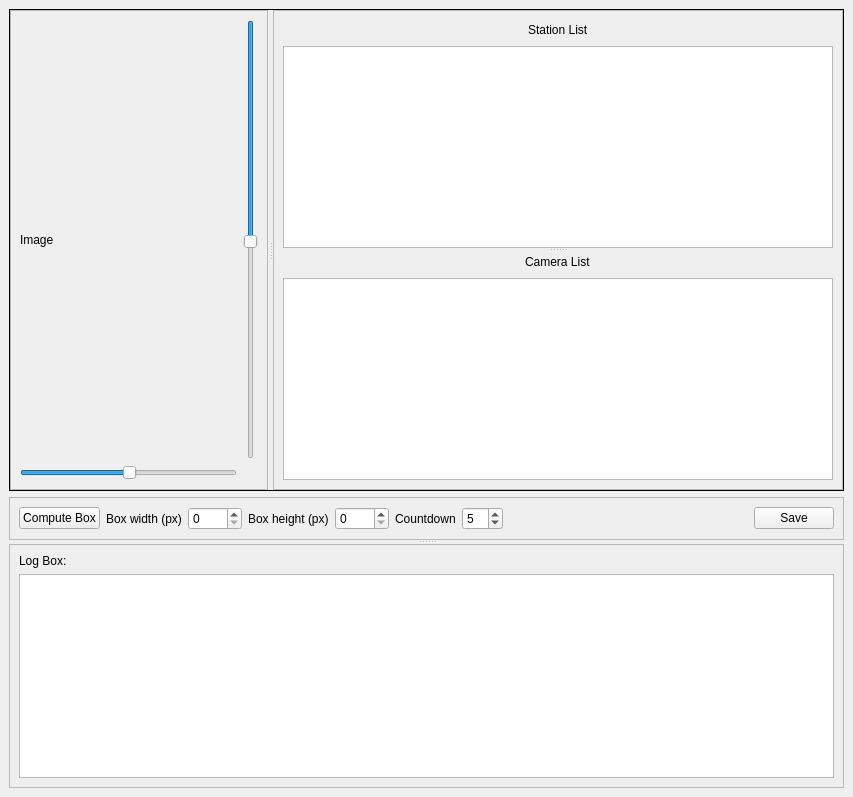
This is test.ui in Basti110/qt-station-calibration as Qt 5 draws it before an edit. The edited form follows.
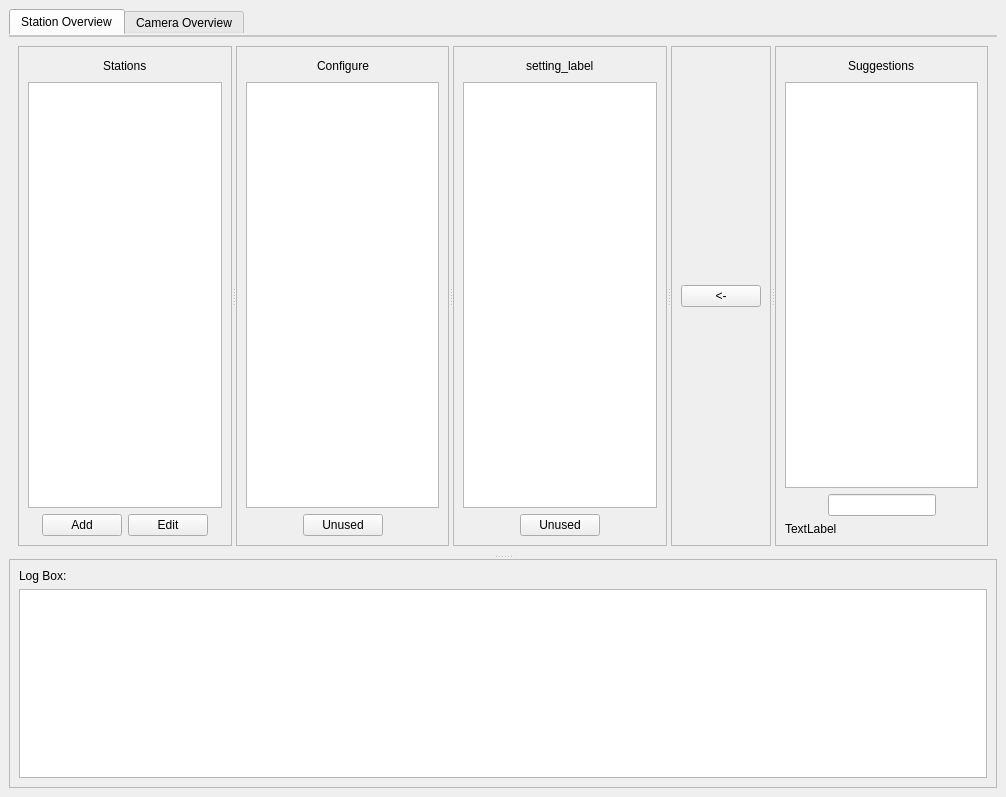
This is the edited form. The open tabs and pages were chosen to show the change.

Commit message: new layout and added data manager

```diff
--- a/test.ui
+++ b/test.ui
@@ -6,7 +6,7 @@
    <rect>
     <x>0</x>
     <y>0</y>
-    <width>853</width>
+    <width>1006</width>
     <height>797</height>
    </rect>
   </property>
@@ -23,7 +23,445 @@
       <property name="orientation">
        <enum>Qt::Vertical</enum>
       </property>
-      <widget class="QWidget" name="layoutWidget">
+      <widget class="QTabWidget" name="tabWidget">
+       <property name="styleSheet">
+        <string notr="true">QTabWidget::pane { /* The tab widget frame */
+    border-top: 2px solid #C2C7CB;
+}
+
+</string>
+       </property>
+       <property name="tabPosition">
+        <enum>QTabWidget::North</enum>
+       </property>
+       <property name="currentIndex">
+        <number>1</number>
+       </property>
+       <widget class="QWidget" name="tab">
+        <attribute name="title">
+         <string>Station Overview</string>
+        </attribute>
+        <layout class="QGridLayout" name="gridLayout_7">
+         <item row="0" column="0">
+          <widget class="QSplitter" name="splitter_4">
+           <property name="orientation">
+            <enum>Qt::Horizontal</enum>
+           </property>
+           <widget class="QFrame" name="frame_5">
+            <property name="frameShape">
+             <enum>QFrame::StyledPanel</enum>
+            </property>
+            <property name="frameShadow">
+             <enum>QFrame::Raised</enum>
+            </property>
+            <layout class="QVBoxLayout" name="verticalLayout_4">
+             <item>
+              <layout class="QHBoxLayout" name="horizontalLayout_6">
+               <item>
+                <spacer name="horizontalSpacer_8">
+                 <property name="orientation">
+                  <enum>Qt::Horizontal</enum>
+                 </property>
+                 <property name="sizeHint" stdset="0">
+                  <size>
+                   <width>40</width>
+                   <height>20</height>
+                  </size>
+                 </property>
+                </spacer>
+               </item>
+               <item>
+                <widget class="QLabel" name="label_7">
+                 <property name="text">
+                  <string>Stations</string>
+                 </property>
+                </widget>
+               </item>
+               <item>
+                <spacer name="horizontalSpacer_7">
+                 <property name="orientation">
+                  <enum>Qt::Horizontal</enum>
+                 </property>
+                 <property name="sizeHint" stdset="0">
+                  <size>
+                   <width>40</width>
+                   <height>20</height>
+                  </size>
+                 </property>
+                </spacer>
+               </item>
+              </layout>
+             </item>
+             <item>
+              <widget class="QListWidget" name="station_list_so"/>
+             </item>
+             <item>
+              <layout class="QHBoxLayout" name="horizontalLayout_7">
+               <item>
+                <spacer name="horizontalSpacer_6">
+                 <property name="orientation">
+                  <enum>Qt::Horizontal</enum>
+                 </property>
+                 <property name="sizeHint" stdset="0">
+                  <size>
+                   <width>40</width>
+                   <height>20</height>
+                  </size>
+                 </property>
+                </spacer>
+               </item>
+               <item>
+                <widget class="QPushButton" name="pushButton">
+                 <property name="text">
+                  <string>Add</string>
+                 </property>
+                </widget>
+               </item>
+               <item>
+                <widget class="QPushButton" name="pushButton_3">
+                 <property name="text">
+                  <string>Edit</string>
+                 </property>
+                </widget>
+               </item>
+               <item>
+                <spacer name="horizontalSpacer_9">
+                 <property name="orientation">
+                  <enum>Qt::Horizontal</enum>
+                 </property>
+                 <property name="sizeHint" stdset="0">
+                  <size>
+                   <width>40</width>
+                   <height>20</height>
+                  </size>
+                 </property>
+                </spacer>
+               </item>
+              </layout>
+             </item>
+            </layout>
+           </widget>
+           <widget class="QFrame" name="frame_9">
+            <property name="frameShape">
+             <enum>QFrame::StyledPanel</enum>
+            </property>
+            <property name="frameShadow">
+             <enum>QFrame::Raised</enum>
+            </property>
+            <layout class="QVBoxLayout" name="verticalLayout_7">
+             <item>
+              <layout class="QHBoxLayout" name="horizontalLayout_12">
+               <item>
+                <spacer name="horizontalSpacer_19">
+                 <property name="orientation">
+                  <enum>Qt::Horizontal</enum>
+                 </property>
+                 <property name="sizeHint" stdset="0">
+                  <size>
+                   <width>40</width>
+                   <height>20</height>
+                  </size>
+                 </property>
+                </spacer>
+               </item>
+               <item>
+                <widget class="QLabel" name="label_10">
+                 <property name="text">
+                  <string>Configure</string>
+                 </property>
+                </widget>
+               </item>
+               <item>
+                <spacer name="horizontalSpacer_20">
+                 <property name="orientation">
+                  <enum>Qt::Horizontal</enum>
+                 </property>
+                 <property name="sizeHint" stdset="0">
+                  <size>
+                   <width>40</width>
+                   <height>20</height>
+                  </size>
+                 </property>
+                </spacer>
+               </item>
+              </layout>
+             </item>
+             <item>
+              <widget class="QListWidget" name="configure_list"/>
+             </item>
+             <item>
+              <layout class="QHBoxLayout" name="horizontalLayout_13">
+               <item>
+                <spacer name="horizontalSpacer_21">
+                 <property name="orientation">
+                  <enum>Qt::Horizontal</enum>
+                 </property>
+                 <property name="sizeHint" stdset="0">
+                  <size>
+                   <width>40</width>
+                   <height>20</height>
+                  </size>
+                 </property>
+                </spacer>
+               </item>
+               <item>
+                <widget class="QPushButton" name="pushButton_4">
+                 <property name="text">
+                  <string>Unused</string>
+                 </property>
+                </widget>
+               </item>
+               <item>
+                <spacer name="horizontalSpacer_22">
+                 <property name="orientation">
+                  <enum>Qt::Horizontal</enum>
+                 </property>
+                 <property name="sizeHint" stdset="0">
+                  <size>
+                   <width>40</width>
+                   <height>20</height>
+                  </size>
+                 </property>
+                </spacer>
+               </item>
+              </layout>
+             </item>
+            </layout>
+           </widget>
+           <widget class="QFrame" name="frame_7">
+            <property name="frameShape">
+             <enum>QFrame::StyledPanel</enum>
+            </property>
+            <property name="frameShadow">
+             <enum>QFrame::Raised</enum>
+            </property>
+            <layout class="QVBoxLayout" name="verticalLayout_5">
+             <item>
+              <layout class="QHBoxLayout" name="horizontalLayout_8">
+               <item>
+                <spacer name="horizontalSpacer_11">
+                 <property name="orientation">
+                  <enum>Qt::Horizontal</enum>
+                 </property>
+                 <property name="sizeHint" stdset="0">
+                  <size>
+                   <width>40</width>
+                   <height>20</height>
+                  </size>
+                 </property>
+                </spacer>
+               </item>
+               <item>
+                <widget class="QLabel" name="setting_label">
+                 <property name="text">
+                  <string>setting_label</string>
+                 </property>
+                </widget>
+               </item>
+               <item>
+                <spacer name="horizontalSpacer_12">
+                 <property name="orientation">
+                  <enum>Qt::Horizontal</enum>
+                 </property>
+                 <property name="sizeHint" stdset="0">
+                  <size>
+                   <width>40</width>
+                   <height>20</height>
+                  </size>
+                 </property>
+                </spacer>
+               </item>
+              </layout>
+             </item>
+             <item>
+              <widget class="QListWidget" name="setting_list"/>
+             </item>
+             <item>
+              <layout class="QHBoxLayout" name="horizontalLayout_9">
+               <item>
+                <spacer name="horizontalSpacer_13">
+                 <property name="orientation">
+                  <enum>Qt::Horizontal</enum>
+                 </property>
+                 <property name="sizeHint" stdset="0">
+                  <size>
+                   <width>40</width>
+                   <height>20</height>
+                  </size>
+                 </property>
+                </spacer>
+               </item>
+               <item>
+                <widget class="QPushButton" name="remove_data_button">
+                 <property name="text">
+                  <string>Unused</string>
+                 </property>
+                </widget>
+               </item>
+               <item>
+                <spacer name="horizontalSpacer_14">
+                 <property name="orientation">
+                  <enum>Qt::Horizontal</enum>
+                 </property>
+                 <property name="sizeHint" stdset="0">
+                  <size>
+                   <width>40</width>
+                   <height>20</height>
+                  </size>
+                 </property>
+                </spacer>
+               </item>
+              </layout>
+             </item>
+            </layout>
+           </widget>
+           <widget class="QFrame" name="frame_4">
+            <property name="frameShape">
+             <enum>QFrame::StyledPanel</enum>
+            </property>
+            <property name="frameShadow">
+             <enum>QFrame::Raised</enum>
+            </property>
+            <layout class="QVBoxLayout" name="verticalLayout_8">
+             <item>
+              <spacer name="verticalSpacer">
+               <property name="orientation">
+                <enum>Qt::Vertical</enum>
+               </property>
+               <property name="sizeHint" stdset="0">
+                <size>
+                 <width>20</width>
+                 <height>40</height>
+                </size>
+               </property>
+              </spacer>
+             </item>
+             <item>
+              <widget class="QPushButton" name="add_suggestion_button">
+               <property name="text">
+                <string>&lt;-</string>
+               </property>
+              </widget>
+             </item>
+             <item>
+              <spacer name="verticalSpacer_2">
+               <property name="orientation">
+                <enum>Qt::Vertical</enum>
+               </property>
+               <property name="sizeHint" stdset="0">
+                <size>
+                 <width>20</width>
+                 <height>40</height>
+                </size>
+               </property>
+              </spacer>
+             </item>
+            </layout>
+           </widget>
+           <widget class="QFrame" name="frame_8">
+            <property name="frameShape">
+             <enum>QFrame::StyledPanel</enum>
+            </property>
+            <property name="frameShadow">
+             <enum>QFrame::Raised</enum>
+            </property>
+            <layout class="QVBoxLayout" name="verticalLayout_6">
+             <item>
+              <layout class="QHBoxLayout" name="horizontalLayout_10">
+               <item>
+                <spacer name="horizontalSpacer_15">
+                 <property name="orientation">
+                  <enum>Qt::Horizontal</enum>
+                 </property>
+                 <property name="sizeHint" stdset="0">
+                  <size>
+                   <width>40</width>
+                   <height>20</height>
+                  </size>
+                 </property>
+                </spacer>
+               </item>
+               <item>
+                <widget class="QLabel" name="label_9">
+                 <property name="text">
+                  <string>Suggestions</string>
+                 </property>
+                </widget>
+               </item>
+               <item>
+                <spacer name="horizontalSpacer_16">
+                 <property name="orientation">
+                  <enum>Qt::Horizontal</enum>
+                 </property>
+                 <property name="sizeHint" stdset="0">
+                  <size>
+                   <width>40</width>
+                   <height>20</height>
+                  </size>
+                 </property>
+                </spacer>
+               </item>
+              </layout>
+             </item>
+             <item>
+              <widget class="QListWidget" name="suggestion_list"/>
+             </item>
+             <item>
+              <layout class="QHBoxLayout" name="horizontalLayout_11">
+               <item>
+                <spacer name="horizontalSpacer_17">
+                 <property name="orientation">
+                  <enum>Qt::Horizontal</enum>
+                 </property>
+                 <property name="sizeHint" stdset="0">
+                  <size>
+                   <width>40</width>
+                   <height>20</height>
+                  </size>
+                 </property>
+                </spacer>
+               </item>
+               <item>
+                <widget class="QLineEdit" name="lineEdit">
+                 <property name="text">
+                  <string comment="test" extracomment="test"/>
+                 </property>
+                </widget>
+               </item>
+               <item>
+                <spacer name="horizontalSpacer_18">
+                 <property name="orientation">
+                  <enum>Qt::Horizontal</enum>
+                 </property>
+                 <property name="sizeHint" stdset="0">
+                  <size>
+                   <width>40</width>
+                   <height>20</height>
+                  </size>
+                 </property>
+                </spacer>
+               </item>
+              </layout>
+             </item>
+             <item>
+              <widget class="QLabel" name="label_11">
+               <property name="text">
+                <string>TextLabel</string>
+               </property>
+              </widget>
+             </item>
+            </layout>
+           </widget>
+          </widget>
+         </item>
+        </layout>
+       </widget>
+       <widget class="QWidget" name="tab_2">
+        <attribute name="title">
+         <string>Camera Overview</string>
+        </attribute>
+        <layout class="QGridLayout" name="gridLayout_6">
+         <item row="0" column="0">
        <layout class="QVBoxLayout" name="verticalLayout_3">
         <item>
          <widget class="QSplitter" name="splitter">
@@ -296,6 +734,9 @@
          </widget>
         </item>
        </layout>
+         </item>
+        </layout>
+       </widget>
       </widget>
       <widget class="QFrame" name="frame">
        <property name="frameShape">
```
Left out of the diff: 36 changed lines with no effect on the pictures. Lines whose indentation alone changed are shown as unchanged. The commit also changes 3 other files.
